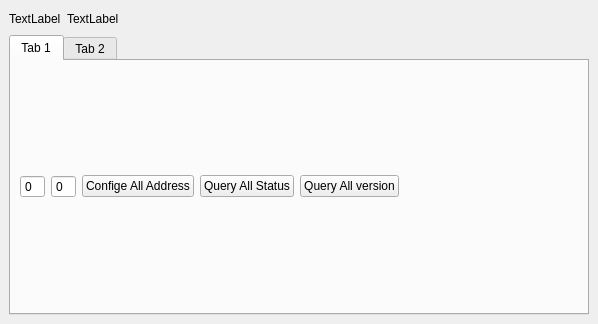
Qt form PressPlateTool/ui/gatherdetailpage.ui (CGinMax/ProtocolTools) before a commit.
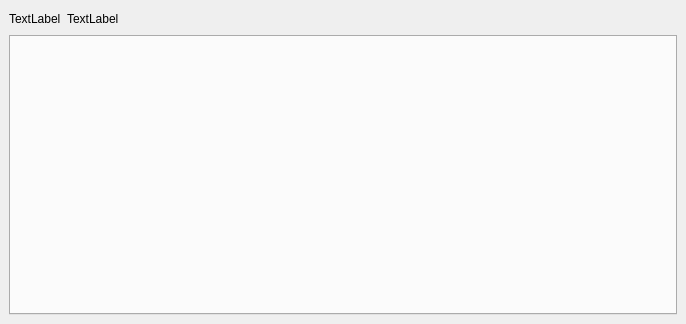
The same form after that commit. The open tabs and pages were chosen to show the change.

```diff
--- a/PressPlateTool/ui/gatherdetailpage.ui
+++ b/PressPlateTool/ui/gatherdetailpage.ui
@@ -6,7 +6,7 @@
    <rect>
     <x>0</x>
     <y>0</y>
-    <width>598</width>
+    <width>686</width>
     <height>324</height>
    </rect>
   </property>
@@ -73,70 +73,9 @@
        </item>
        <item>
         <widget class="QTabWidget" name="tabWidget">
-         <widget class="QWidget" name="tab">
-          <attribute name="title">
-           <string>Tab 1</string>
-          </attribute>
-          <layout class="QVBoxLayout" name="tableLayout">
-           <item>
-            <layout class="QHBoxLayout" name="horizontalLayout_2">
-             <item>
-              <widget class="QSpinBox" name="spinBox">
-               <property name="buttonSymbols">
-                <enum>QAbstractSpinBox::NoButtons</enum>
-               </property>
-              </widget>
-             </item>
-             <item>
-              <widget class="QSpinBox" name="spinBox_2">
-               <property name="buttonSymbols">
-                <enum>QAbstractSpinBox::NoButtons</enum>
-               </property>
-              </widget>
-             </item>
-             <item>
-              <widget class="QPushButton" name="btnSetAllAddr">
-               <property name="text">
-                <string>Confige All Address</string>
-               </property>
-              </widget>
-             </item>
-             <item>
-              <widget class="QPushButton" name="btnQueryAllStatus">
-               <property name="text">
-                <string>Query All Status</string>
-               </property>
-              </widget>
-             </item>
-             <item>
-              <widget class="QPushButton" name="btnQueryAllVersion">
-               <property name="text">
-                <string>Query All version</string>
-               </property>
-              </widget>
-             </item>
-             <item>
-              <spacer name="horizontalSpacer_2">
-               <property name="orientation">
-                <enum>Qt::Horizontal</enum>
-               </property>
-               <property name="sizeHint" stdset="0">
-                <size>
-                 <width>40</width>
-                 <height>20</height>
-                </size>
-               </property>
-              </spacer>
-             </item>
-            </layout>
-           </item>
-          </layout>
-         </widget>
-         <widget class="QWidget" name="tab_2">
-          <attribute name="title">
-           <string>Tab 2</string>
-          </attribute>
-         </widget>
+         <property name="currentIndex">
+          <number>-1</number>
+         </property>
         </widget>
        </item>
       </layout>
```
Left out of the diff: 2 changed lines with no effect on the pictures.
